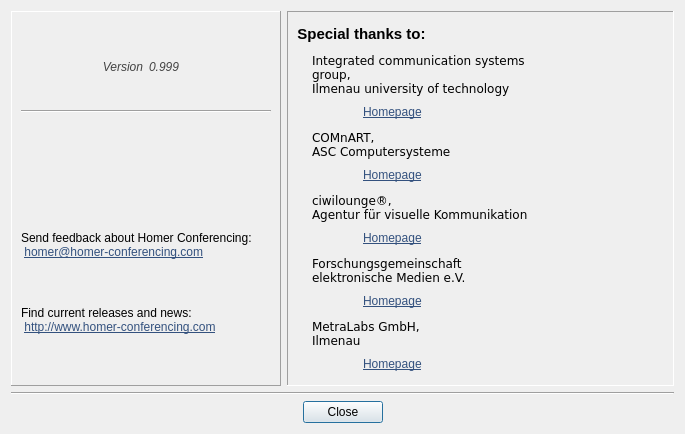
Above: Homer/forms/Dialogs/VersionDialog.ui from Homer-Conferencing/Homer-Conferencing before the change. Below: the same form after it.
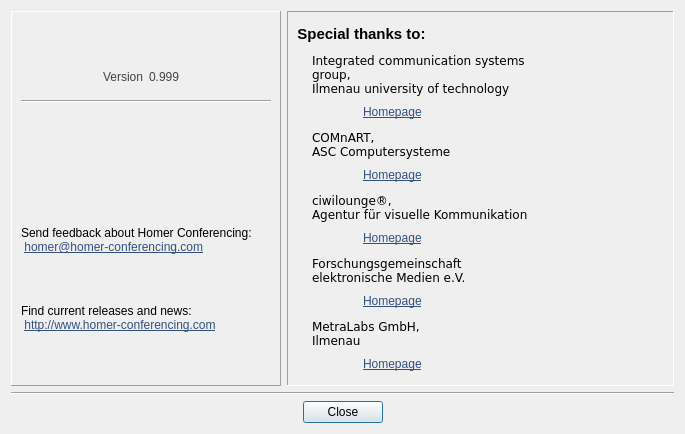
That is the form after the change. Icons and pictures are not drawn.

Commit message: - added reworked splash screen and logo design

What changed in the file:
```diff
--- a/Homer/forms/Dialogs/VersionDialog.ui
+++ b/Homer/forms/Dialogs/VersionDialog.ui
@@ -68,6 +68,22 @@
           </property>
          </widget>
         </item>
+        <item>
+         <spacer name="verticalSpacer_2">
+          <property name="orientation">
+           <enum>Qt::Vertical</enum>
+          </property>
+          <property name="sizeType">
+           <enum>QSizePolicy::Fixed</enum>
+          </property>
+          <property name="sizeHint" stdset="0">
+           <size>
+            <width>20</width>
+            <height>10</height>
+           </size>
+          </property>
+         </spacer>
+        </item>
         <item>
          <layout class="QHBoxLayout" name="horizontalLayout_11">
           <item>
@@ -113,7 +129,6 @@
              <font>
               <family>Arial</family>
               <pointsize>9</pointsize>
-              <italic>true</italic>
              </font>
             </property>
             <property name="text">
@@ -167,7 +182,6 @@
              <font>
               <family>Arial</family>
               <pointsize>9</pointsize>
-              <italic>true</italic>
              </font>
             </property>
             <property name="text">
@@ -191,7 +205,7 @@
           <property name="sizeHint" stdset="0">
            <size>
             <width>20</width>
-            <height>30</height>
+            <height>10</height>
            </size>
           </property>
          </spacer>
```
Left out of the diff: 3 changed lines with no effect on the pictures. The commit also changes 5 other files.
